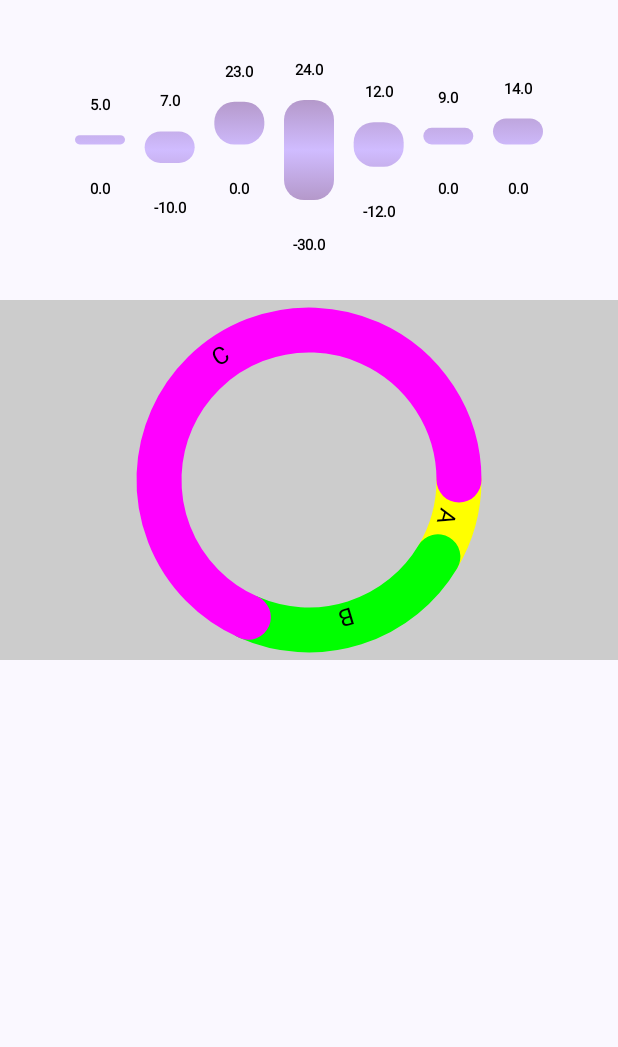
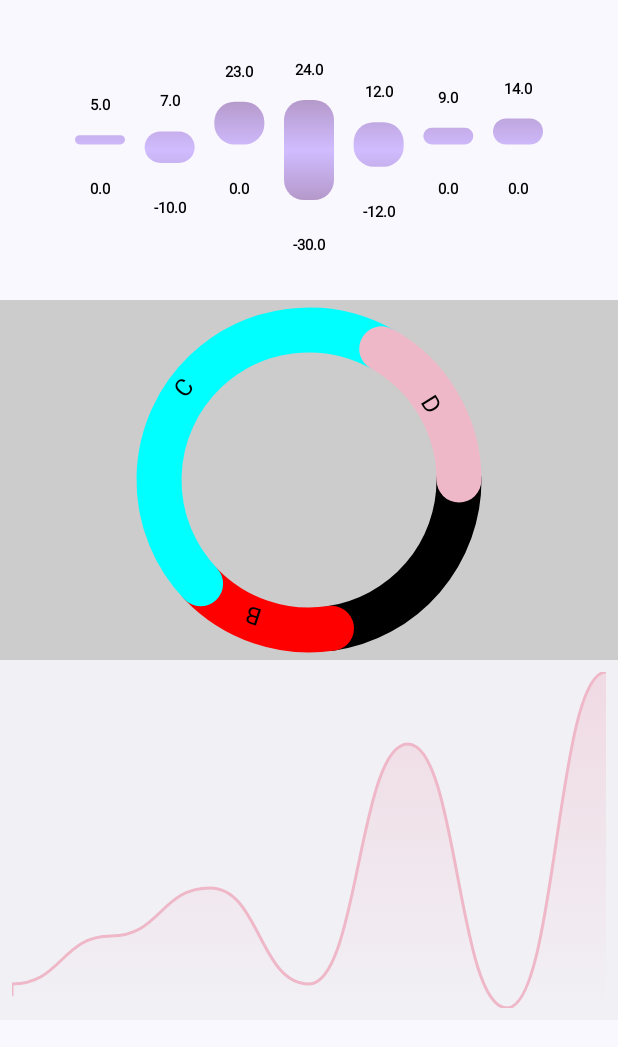
Before and after one commit to md0092651/PlotWizard, an Android app built with Jetpack Compose: the screen it shows after launch (MainActivity), on a phone screen of 412 x 824 dp. Shown: the top 1047 px of the screen. Run offline under Robolectric (Android 15) with nearby library versions, the phone set to English and light mode, and no system bars.

Commit message:
:construction: Added Line chart
Added draw with cache

```diff
--- a/app/src/main/java/com/charts/sample/plotwizard/MainActivity.kt
+++ b/app/src/main/java/com/charts/sample/plotwizard/MainActivity.kt
@@ -16,6 +16,7 @@ import androidx.compose.ui.unit.dp
 import com.charts.plotwizard.animation.AnimationType
 import com.charts.plotwizard.getMockRangeList
 import com.charts.plotwizard.chartstyle.ChartStyle
+import com.charts.plotwizard.getMockLineList
 import com.charts.plotwizard.getMockPieList
 import com.charts.plotwizard.ui.Chart
 import com.charts.sample.plotwizard.ui.theme.Pink40
@@ -47,6 +48,13 @@ class MainActivity : ComponentActivity() {
                                 animationType = AnimationType.Linear(2000)
                             )
                         }
+
+                        Column(modifier = Modifier.fillMaxWidth().height(240.dp).background(color = Color.LightGray.copy(alpha = 0.2F))) {
+                            Chart(
+                                chartListData = getMockLineList(),
+                                animationType = AnimationType.Bouncy(20F)
+                            )
+                        }
                     }
                 }
             }
--- a/plotwizard/src/main/java/com/charts/plotwizard/TestData.kt
+++ b/plotwizard/src/main/java/com/charts/plotwizard/TestData.kt
@@ -5,6 +5,7 @@ import com.charts.plotwizard.chartdata.ChartEntry
 import com.charts.plotwizard.ui.theme.Pink80
 import com.charts.plotwizard.ui.theme.Purple80
 import com.charts.plotwizard.ui.theme.PurpleGrey80
+import java.math.BigDecimal
 
 fun getMockRangeList() = listOf(
     ChartEntry.RangeBar(0F, 5F),
@@ -17,7 +18,18 @@ fun getMockRangeList() = listOf(
 )
 
 fun getMockPieList()= listOf(
-    ChartEntry.PieChartEntry(10, "A", Color.Yellow),
-    ChartEntry.PieChartEntry(27, "B",Color.Green),
-    ChartEntry.PieChartEntry(80, "C",Color.Magenta),
+    ChartEntry.PieChartEntry(40, "A", Color.Black),
+    ChartEntry.PieChartEntry(27, "B",Color.Red),
+    ChartEntry.PieChartEntry(80, "C",Color.Cyan),
+    ChartEntry.PieChartEntry(30, "D", Pink80),
 )
+
+fun getMockLineList() = listOf(
+    ChartEntry.LineChartEntry(1, 100F,"A"),
+    ChartEntry.LineChartEntry(2, 200F,"B"),
+    ChartEntry.LineChartEntry(3, 300F,"C"),
+    ChartEntry.LineChartEntry(4, 100F,"D"),
+    ChartEntry.LineChartEntry(5, 600F,"E"),
+    ChartEntry.LineChartEntry(6, 50F,"F"),
+    ChartEntry.LineChartEntry(7, 750F,"G")
+)
--- a/plotwizard/src/main/java/com/charts/plotwizard/chartdata/ChartData.kt
+++ b/plotwizard/src/main/java/com/charts/plotwizard/chartdata/ChartData.kt
@@ -3,7 +3,7 @@ package com.charts.plotwizard.chartdata
 import com.charts.plotwizard.chartstyle.ChartStyle
 import com.charts.plotwizard.charttype.ChartType
 
-internal class ChartData(val list: List<ChartEntry>, private val chartStyle: ChartStyle) {
+class ChartData(val list: List<ChartEntry>, private val chartStyle: ChartStyle) {
 
     val numberOfBars = list.size
 
@@ -11,6 +11,7 @@ internal class ChartData(val list: List<ChartEntry>, private val chartStyle: Cha
         return when {
             list.all { it is ChartEntry.RangeBar } -> ChartType.RangeBar
             list.all { it is ChartEntry.PieChartEntry } -> ChartType.Pie
+            list.all { it is ChartEntry.LineChartEntry } -> ChartType.Line
             else -> ChartType.Empty
         }
     }
@@ -20,6 +21,7 @@ internal class ChartData(val list: List<ChartEntry>, private val chartStyle: Cha
             when {
                 list.all { it is ChartEntry.RangeBar } -> ChartStyle.BarChartStyle()
                 list.all { it is ChartEntry.PieChartEntry } -> ChartStyle.PieChartStyle()
+                list.all { it is ChartEntry.LineChartEntry } -> ChartStyle.LineChartStyle()
                 else -> ChartStyle.BarChartStyle()
             }
         }else {
@@ -30,6 +32,7 @@ internal class ChartData(val list: List<ChartEntry>, private val chartStyle: Cha
     internal fun getHighestValue(): Float {
         return when (getChartType()) {
             ChartType.RangeBar-> list.maxOf { (it as ChartEntry.RangeBar).maximum }
+            ChartType.Line-> list.maxOf { (it as ChartEntry.LineChartEntry).yValue }
             else -> 0F
         }
     }
@@ -37,6 +40,7 @@ internal class ChartData(val list: List<ChartEntry>, private val chartStyle: Cha
     internal fun getHighestValueAtIndex(position:Int): Float {
         return when (getChartType()) {
             ChartType.RangeBar -> (list[position] as ChartEntry.RangeBar).maximum
+            ChartType.Line -> (list[position] as ChartEntry.LineChartEntry).yValue
             else -> 0F
         }
     }
@@ -44,6 +48,7 @@ internal class ChartData(val list: List<ChartEntry>, private val chartStyle: Cha
     internal fun getLowestValueAtIndex(position:Int): Float {
         return when (getChartType()) {
             ChartType.RangeBar -> (list[position] as ChartEntry.RangeBar).minimum
+            ChartType.Line -> (list[position] as ChartEntry.LineChartEntry).yValue
             else -> 0F
         }
     }
@@ -51,6 +56,7 @@ internal class ChartData(val list: List<ChartEntry>, private val chartStyle: Cha
     internal fun getMinimumValue(): Float {
         return when (getChartType()) {
             ChartType.RangeBar -> list.minOf { (it as ChartEntry.RangeBar).minimum }
+            ChartType.Line -> list.minOf { (it as ChartEntry.LineChartEntry).yValue }
             else -> 0F
         }
     }
--- a/plotwizard/src/main/java/com/charts/plotwizard/chartdata/ChartEntry.kt
+++ b/plotwizard/src/main/java/com/charts/plotwizard/chartdata/ChartEntry.kt
@@ -1,9 +1,11 @@
 package com.charts.plotwizard.chartdata
 
+import android.graphics.drawable.Icon
 import androidx.compose.ui.graphics.Brush
 import androidx.compose.ui.graphics.Color
 import com.charts.plotwizard.ui.theme.Purple40
 import com.charts.plotwizard.ui.theme.Purple80
+import java.math.BigDecimal
 
 sealed class ChartEntry {
     data class RangeBar(
@@ -18,4 +20,10 @@ sealed class ChartEntry {
         val color: Color = Purple80
     ) : ChartEntry()
 
+    data class LineChartEntry(
+        val xValue:Int,
+        val yValue:Float,
+        val label: String,
+    ):ChartEntry()
+
 }
--- a/plotwizard/src/main/java/com/charts/plotwizard/chartstyle/ChartStyle.kt
+++ b/plotwizard/src/main/java/com/charts/plotwizard/chartstyle/ChartStyle.kt
@@ -38,6 +38,14 @@ sealed class ChartStyle{
         val textSize: TextUnit = 16.sp
     ):ChartStyle()
 
+    data class LineChartStyle(
+        val chartSize:Dp = 200.dp,
+        val startAngle:Float = 0F,
+        val strokeWidth:Dp = 30.dp,
+        val strokeCap: StrokeCap = StrokeCap.Round,
+        val textSize: TextUnit = 16.sp
+    ):ChartStyle()
+
     data class DefaultStyle(
         val barThickness :Int = 50,
         val padding : Float = 100F,
--- a/plotwizard/src/main/java/com/charts/plotwizard/charttype/ChartType.kt
+++ b/plotwizard/src/main/java/com/charts/plotwizard/charttype/ChartType.kt
@@ -3,5 +3,6 @@ package com.charts.plotwizard.charttype
 sealed class ChartType {
     object Pie : ChartType()
     object RangeBar : ChartType()
+    object Line : ChartType()
     object Empty:ChartType()
 }
--- a/plotwizard/src/main/java/com/charts/plotwizard/ui/Chart.kt
+++ b/plotwizard/src/main/java/com/charts/plotwizard/ui/Chart.kt
@@ -31,6 +31,7 @@ fun Chart(
     when(chartData.getChartType()){
         ChartType.RangeBar-> RangeChart(data = chartData, modifier = modifier, animationType = animationType)
         ChartType.Pie-> PieChart(data = chartData, modifier = modifier,animationType = animationType)
+        ChartType.Line-> LineChart(data = chartData, modifier = modifier,animationType = animationType)
         else -> Unit
     }
 }
--- /dev/null
+++ b/plotwizard/src/main/java/com/charts/plotwizard/ui/LineChart.kt
@@ -0,0 +1,114 @@
+package com.charts.plotwizard.ui
+
+import android.graphics.PointF
+import androidx.compose.animation.core.Animatable
+import androidx.compose.animation.core.tween
+import androidx.compose.foundation.clickable
+import androidx.compose.foundation.layout.*
+import androidx.compose.runtime.Composable
+import androidx.compose.runtime.LaunchedEffect
+import androidx.compose.runtime.remember
+import androidx.compose.runtime.rememberCoroutineScope
+import androidx.compose.ui.Alignment
+import androidx.compose.ui.Modifier
+import androidx.compose.ui.draw.drawWithCache
+import androidx.compose.ui.geometry.Size
+import androidx.compose.ui.graphics.Brush
+import androidx.compose.ui.graphics.Color
+import androidx.compose.ui.graphics.Path
+import androidx.compose.ui.graphics.drawscope.Fill
+import androidx.compose.ui.graphics.drawscope.Stroke
+import androidx.compose.ui.graphics.drawscope.clipRect
+import androidx.compose.ui.unit.dp
+import com.charts.plotwizard.animation.AnimationType
+import com.charts.plotwizard.chartdata.ChartData
+import com.charts.plotwizard.chartdata.ChartEntry
+import com.charts.plotwizard.chartstyle.ChartStyle
+import com.charts.plotwizard.ui.theme.Pink80
+import kotlinx.coroutines.launch
+
+@Composable
+internal fun LineChart(data: ChartData, modifier: Modifier, animationType: AnimationType) {
+    val chartStyle = remember { data.getChartStyle() as ChartStyle.LineChartStyle }
+    Box(
+        modifier = modifier
+            .fillMaxSize()
+           ,
+        contentAlignment = Alignment.Center
+    ) {
+        val animationProgress = remember { Animatable(if (animationType == AnimationType.None) 1f else 0F) }
+        LaunchedEffect(
+            key1 = data,
+            block = { animationProgress.animateTo(1F, animationType.animation) }
+        )
+
+        val coroutineScope = rememberCoroutineScope()
+        Spacer(
+            modifier = Modifier
+                .padding(8.dp)
+                .fillMaxSize()
+                .align(Alignment.Center)
+                .clickable {
+                    coroutineScope.launch {
+                        animationProgress.snapTo(0f)
+                        animationProgress.animateTo(1f, tween(3000))
+                    }
+                }
+                .drawWithCache {
+                    val path = generateSmoothPath(data, size)
+                    val filledPath = generateSmoothPath(data, size)
+
+                    filledPath.relativeLineTo(0f, size.height)
+                    filledPath.lineTo(0f, size.height)
+                    filledPath.close()
+
+                    onDrawBehind {
+                        clipRect(right = size.width * animationProgress.value) {
+                            drawPath(path, Pink80, style = Stroke(2.dp.toPx()))
+                            drawPath(
+                                filledPath,
+                                brush = Brush.verticalGradient(
+                                    listOf(
+                                        Pink80.copy(alpha = 0.4f),
+                                        Color.Transparent
+                                    )
+                                ),
+                                style = Fill
+                            )
+                        }
+                    }
+                })
+    }
+}
+
+fun generateSmoothPath(data: ChartData, size: Size): Path {
+    val path = Path()
+    val numberEntries = data.numberOfBars - 1
+    val xWidth = size.width / numberEntries
+
+    val range = data.getHighestValue() - data.getMinimumValue()
+    val heightPxPerAmount = size.height / range
+
+    var lastXValue = 0f
+    var lastYValue = size.height
+    data.list.forEachIndexed { i, entry ->
+        if (i == 0) {
+            path.moveTo(
+                0f,
+                size.height - ((entry as ChartEntry.LineChartEntry).yValue - data.getMinimumValue()) * heightPxPerAmount
+            )
+        }
+        val xIncrement = i * xWidth
+        val yIncrement = size.height - ((entry as ChartEntry.LineChartEntry).yValue - data.getMinimumValue()).toFloat() *
+                heightPxPerAmount
+        val firstPoint = PointF((xIncrement + lastXValue) / 2f, lastYValue)
+        val secondPoint = PointF((xIncrement + lastXValue) / 2f, yIncrement)
+        path.cubicTo(
+            firstPoint.x, firstPoint.y, secondPoint.x, secondPoint.y,
+            xIncrement, yIncrement
+        )
+        lastXValue = xIncrement
+        lastYValue = yIncrement
+    }
+    return path
+}
--- a/plotwizard/src/main/java/com/charts/plotwizard/ui/PieChart.kt
+++ b/plotwizard/src/main/java/com/charts/plotwizard/ui/PieChart.kt
@@ -3,16 +3,15 @@ package com.charts.plotwizard.ui
 import android.graphics.Paint
 import android.graphics.Path
 import androidx.compose.animation.core.Animatable
-import androidx.compose.foundation.Canvas
-import androidx.compose.foundation.layout.Box
-import androidx.compose.foundation.layout.fillMaxSize
-import androidx.compose.foundation.layout.padding
-import androidx.compose.foundation.layout.size
+import androidx.compose.foundation.clickable
+import androidx.compose.foundation.layout.*
 import androidx.compose.runtime.Composable
 import androidx.compose.runtime.LaunchedEffect
 import androidx.compose.runtime.remember
+import androidx.compose.runtime.rememberCoroutineScope
 import androidx.compose.ui.Alignment
 import androidx.compose.ui.Modifier
+import androidx.compose.ui.draw.drawWithCache
 import androidx.compose.ui.graphics.drawscope.Stroke
 import androidx.compose.ui.graphics.drawscope.drawIntoCanvas
 import androidx.compose.ui.graphics.nativeCanvas
@@ -21,6 +20,7 @@ import com.charts.plotwizard.animation.AnimationType
 import com.charts.plotwizard.chartdata.ChartData
 import com.charts.plotwizard.chartdata.ChartEntry
 import com.charts.plotwizard.chartstyle.ChartStyle
+import kotlinx.coroutines.launch
 
 @Composable
 internal fun PieChart(data: ChartData, modifier: Modifier, animationType: AnimationType) {
@@ -38,9 +38,19 @@ internal fun PieChart(data: ChartData, modifier: Modifier, animationType: Animat
             block = { animateProgress.animateTo(1F, animationType.animation) }
         )
 
-        Canvas(
-            modifier = Modifier.size(chartStyle.chartSize),
-        ) {
+        val coroutineScope = rememberCoroutineScope()
+
+        Spacer(
+            modifier = Modifier
+                .size(chartStyle.chartSize)
+                .clickable {
+                    coroutineScope.launch {
+                        animateProgress.snapTo(0f)
+                        animateProgress.animateTo(1f, animationType.animation)
+                    }
+                }
+                .drawWithCache {
+                    onDrawBehind {
                         var startAngle = chartStyle.startAngle
                         val total = data.list.sumOf { (it as ChartEntry.PieChartEntry).value }
                         data.list.forEach { chartEntry ->
@@ -80,4 +90,6 @@ internal fun PieChart(data: ChartData, modifier: Modifier, animationType: Animat
                         }
                     }
                 }
+        )
     }
+}
--- a/plotwizard/src/main/java/com/charts/plotwizard/ui/RangeChart.kt
+++ b/plotwizard/src/main/java/com/charts/plotwizard/ui/RangeChart.kt
@@ -2,13 +2,18 @@ package com.charts.plotwizard.ui
 
 import android.graphics.Paint
 import androidx.compose.animation.core.Animatable
+import androidx.compose.animation.core.tween
 import androidx.compose.foundation.Canvas
+import androidx.compose.foundation.clickable
 import androidx.compose.foundation.layout.Box
+import androidx.compose.foundation.layout.Spacer
 import androidx.compose.foundation.layout.fillMaxSize
 import androidx.compose.runtime.Composable
 import androidx.compose.runtime.LaunchedEffect
 import androidx.compose.runtime.remember
+import androidx.compose.runtime.rememberCoroutineScope
 import androidx.compose.ui.Modifier
+import androidx.compose.ui.draw.drawWithCache
 import androidx.compose.ui.geometry.CornerRadius
 import androidx.compose.ui.geometry.Offset
 import androidx.compose.ui.geometry.Size
@@ -21,6 +26,7 @@ import com.charts.plotwizard.animation.AnimationType
 import com.charts.plotwizard.chartdata.ChartData
 import com.charts.plotwizard.chartstyle.ChartStyle
 import com.charts.plotwizard.ui.theme.Purple80
+import kotlinx.coroutines.launch
 import kotlin.math.abs
 
 @Composable
@@ -42,14 +48,22 @@ internal fun RangeChart(
                 Animatable(0f)
             }
         }
+        val coroutineScope = rememberCoroutineScope()
 
         LaunchedEffect(key1 = data, block = {
             animateProgress.animateTo(1F, animationType.animation)
         })
 
-        Canvas(
-            modifier = Modifier.fillMaxSize(),
-        ) {
+        Spacer(
+            modifier = Modifier.fillMaxSize()
+                .clickable {
+                    coroutineScope.launch {
+                        animateProgress.snapTo(0f)
+                        animateProgress.animateTo(1f, animationType.animation)
+                    }
+                }
+            .drawWithCache {
+                onDrawBehind {
                     val canvasWidth = size.width
                     val canvasHeight = size.height
                     val padding = chartStyle.padding
@@ -110,4 +124,6 @@ internal fun RangeChart(
                     }
                 }
             }
+        )
     }
+}
```
Lines whose indentation alone changed are shown as unchanged.
